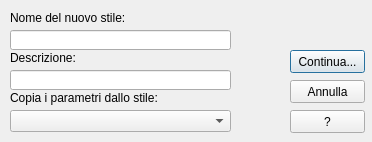
Qt form qad_dimstyle_new.ui (geosim/QAD) before a commit.
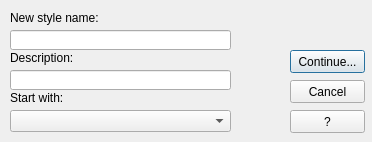
The same form after that commit.

```diff
--- a/qad_dimstyle_new.ui
+++ b/qad_dimstyle_new.ui
@@ -23,7 +23,7 @@
     </rect>
    </property>
    <property name="text">
-    <string>Nome del nuovo stile:</string>
+    <string>New style name:</string>
    </property>
   </widget>
   <widget class="QLineEdit" name="newDimStyleName">
@@ -46,7 +46,7 @@
     </rect>
    </property>
    <property name="text">
-    <string>Copia i parametri dallo stile:</string>
+    <string>Start with:</string>
    </property>
   </widget>
   <widget class="QComboBox" name="DimStyleNameFrom">
@@ -69,7 +69,7 @@
     </rect>
    </property>
    <property name="text">
-    <string>Continua...</string>
+    <string>Continue...</string>
    </property>
   </widget>
   <widget class="QPushButton" name="cancelButton">
@@ -82,7 +82,7 @@
     </rect>
    </property>
    <property name="text">
-    <string>Annulla</string>
+    <string>Cancel</string>
    </property>
   </widget>
   <widget class="QPushButton" name="helpButton">
@@ -108,7 +108,7 @@
     </rect>
    </property>
    <property name="text">
-    <string>Descrizione:</string>
+    <string>Description:</string>
    </property>
   </widget>
   <widget class="QLineEdit" name="newDimStyleDescr">
```
Left out of the diff: 2 changed lines with no effect on the pictures.
